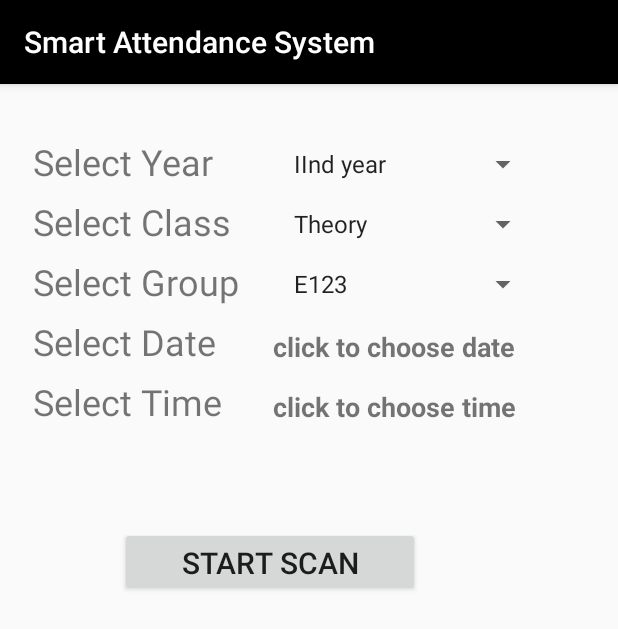
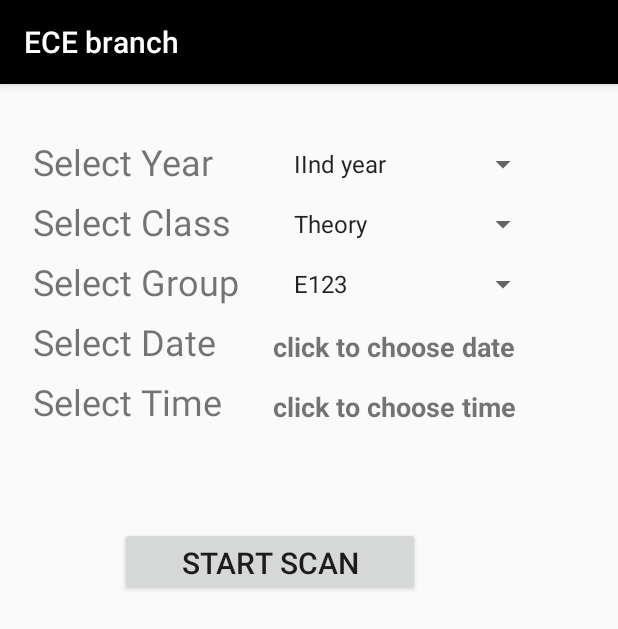
Before and after one commit to ravisharma46/SmartAttendanceSystem, an Android app: the fragment EceFragment shown on its own in the app's theme, on a phone screen of 412 x 824 dp. Shown: the top 629 px of the screen. Run offline under Robolectric (Android 15) with nearby library versions, the phone set to English and light mode, and no system bars.

Commit message:
update action bar tilte with fragment

```diff
--- a/app/src/main/java/com/example/apple/smartattendancesystem/EceFragment.java
+++ b/app/src/main/java/com/example/apple/smartattendancesystem/EceFragment.java
@@ -308,7 +308,8 @@ public class EceFragment extends Fragment {
             }
         });
 
-
+       // update action bar title
+        getActivity().setTitle("ECE branch");
 
         return view;
 
--- a/app/src/main/java/com/example/apple/smartattendancesystem/download_attendance_pdf.java
+++ b/app/src/main/java/com/example/apple/smartattendancesystem/download_attendance_pdf.java
@@ -91,11 +91,6 @@ public class download_attendance_pdf extends Fragment {
         downloadID = downloadManager.enqueue(request);
 
 
-
-
-
-
-
     }
 
 
```
